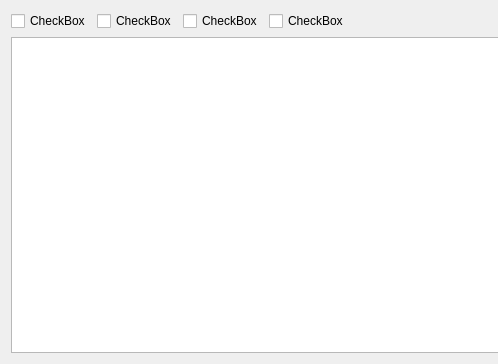
First picture: the form in Logger/loggerwidget.ui, repository SoftwareprojektGameEngine/GEENIE, before the edit; both pictures show x 0 to 498 and y 0 to 364 of the 917 by 364 pixel window.
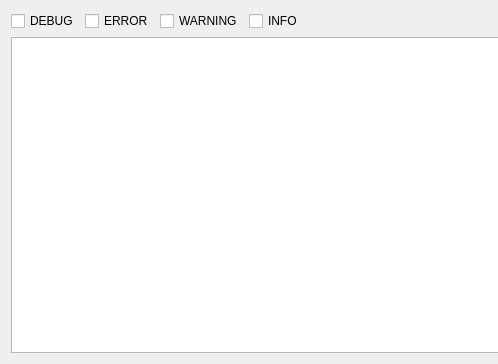
Second picture: the form after the edit.

The edit to the form file:
```diff
--- a/Logger/loggerwidget.ui
+++ b/Logger/loggerwidget.ui
@@ -19,28 +19,28 @@
      <item>
       <widget class="QCheckBox" name="debugCheckBox">
        <property name="text">
-        <string>CheckBox</string>
+        <string>DEBUG</string>
        </property>
       </widget>
      </item>
      <item>
       <widget class="QCheckBox" name="errorCheckBox">
        <property name="text">
-        <string>CheckBox</string>
+        <string>ERROR</string>
        </property>
       </widget>
      </item>
      <item>
       <widget class="QCheckBox" name="warningCheckBox">
        <property name="text">
-        <string>CheckBox</string>
+        <string>WARNING</string>
        </property>
       </widget>
      </item>
      <item>
       <widget class="QCheckBox" name="infoCheckBox">
        <property name="text">
-        <string>CheckBox</string>
+        <string>INFO</string>
        </property>
       </widget>
      </item>
```
